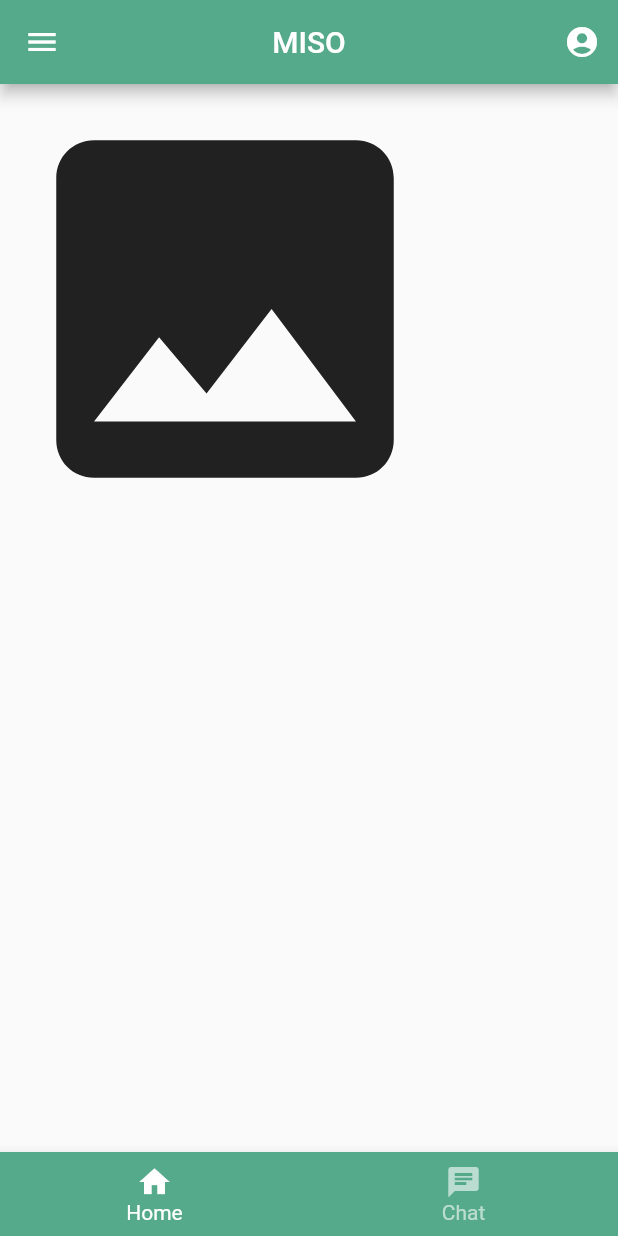
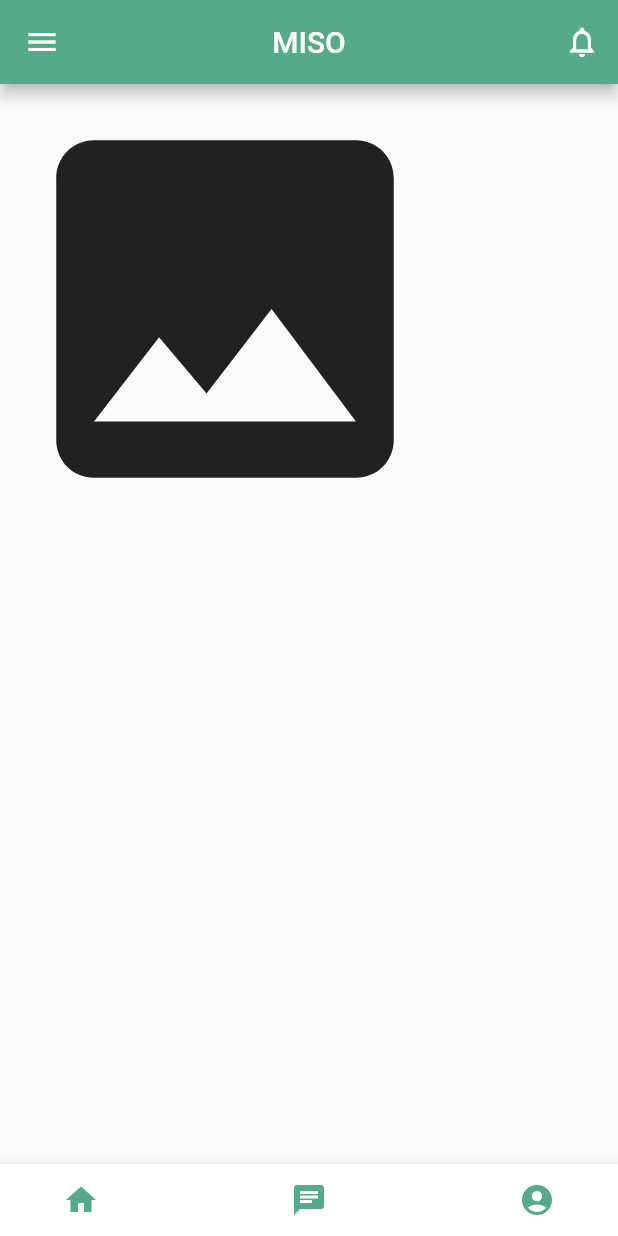
Before and after one commit to Vinodi-skLee/Miso, a Flutter app: the screen it shows after launch, on a phone screen of 412 x 824 dp. Run offline on Flutter 3.47's test engine with Material 2 defaults, Android fonts, the phone set to English and light mode, and no system bars; our stand-ins replace cloud_firestore, firebase_auth, firebase_core, get, google_sign_in; accounts and stored records are empty.

Commit message:
[#1] feat: bottom bar수정, 알림 아이콘 위치 수정

```diff
--- a/lib/home.dart
+++ b/lib/home.dart
@@ -3,7 +3,9 @@ import 'package:flutter/material.dart';
 import 'package:miso/LoginPage.dart';
 import 'package:get/get.dart';
 import 'package:firebase_auth/firebase_auth.dart';
+import 'package:miso/chat.dart';
 
+import 'notification.dart';
 import 'hamberger.dart';
 import 'Menu/appGuide.dart';
 import 'Menu/communication.dart';
@@ -26,9 +28,9 @@ class _MisoHomeState extends State<MisoHome> {
         centerTitle: true,
         actions: [
           IconButton(
-            icon: Icon(Icons.account_circle),
+            icon: Icon(Icons.notifications_none),
             onPressed: () {
-              Get.to(Login());
+              Get.to(Notice());
             },
           ),
         ],
@@ -44,31 +46,43 @@ class _MisoHomeState extends State<MisoHome> {
             ],
           )),
 
-      bottomNavigationBar: BottomNavigationBar(
-        type: BottomNavigationBarType.fixed,
-        backgroundColor: Color(0xff54AA8B),
+      bottomNavigationBar: BottomAppBar(
+        child: Row(
+          mainAxisAlignment: MainAxisAlignment.center,
+          children: [
+            SizedBox(width: 30,),
+            IconButton(
+                onPressed: (){
+                  Get.to(MisoHome());
+                },
+                icon: Icon(Icons.home,
+                  color: Color(0xff54AA8B),)
+            ),
 
-        selectedItemColor: Colors.white,
-        unselectedItemColor: Colors.white.withOpacity(.60),
-        selectedFontSize: 14,
-        unselectedFontSize: 14,
+            Spacer(),
 
-        onTap: (int index) {
-        },
+            IconButton(
+                onPressed: (){
+                  Get.to(Chat());
+                },
+                icon: Icon(Icons.chat,
+                  color: Color(0xff54AA8B),)
+            ),
 
-        items: [
-          BottomNavigationBarItem(
-            // title: Text('Favorites'),
-              icon: Icon(Icons.home),
-              label: 'Home'
-          ),
-          BottomNavigationBarItem(
-            // title: Text('Music'),
-              icon: Icon(Icons.chat),
-              label: 'Chat'
-          ),
-        ],
+            Spacer(),
+
+            IconButton(
+                onPressed: (){
+                  Get.to(Login());
+                },
+                icon: Icon(Icons.account_circle,
+                  color: Color(0xff54AA8B),)
+            ),
+            SizedBox(width: 30,)
+          ],
+        ),
       ),
+
     );
   }
 }
```
